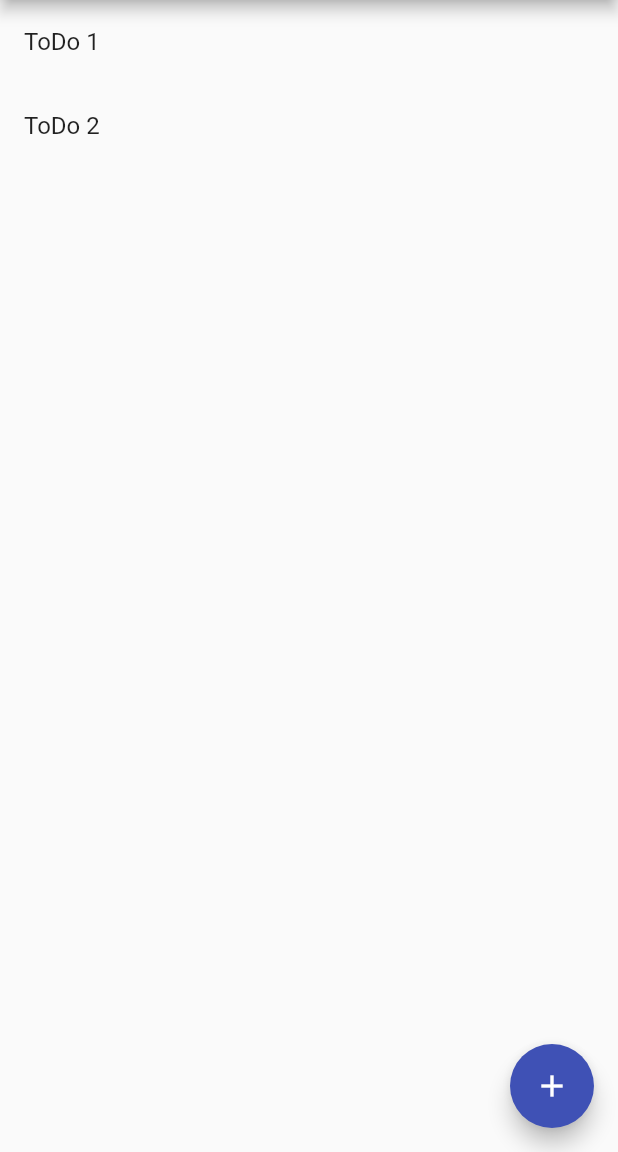
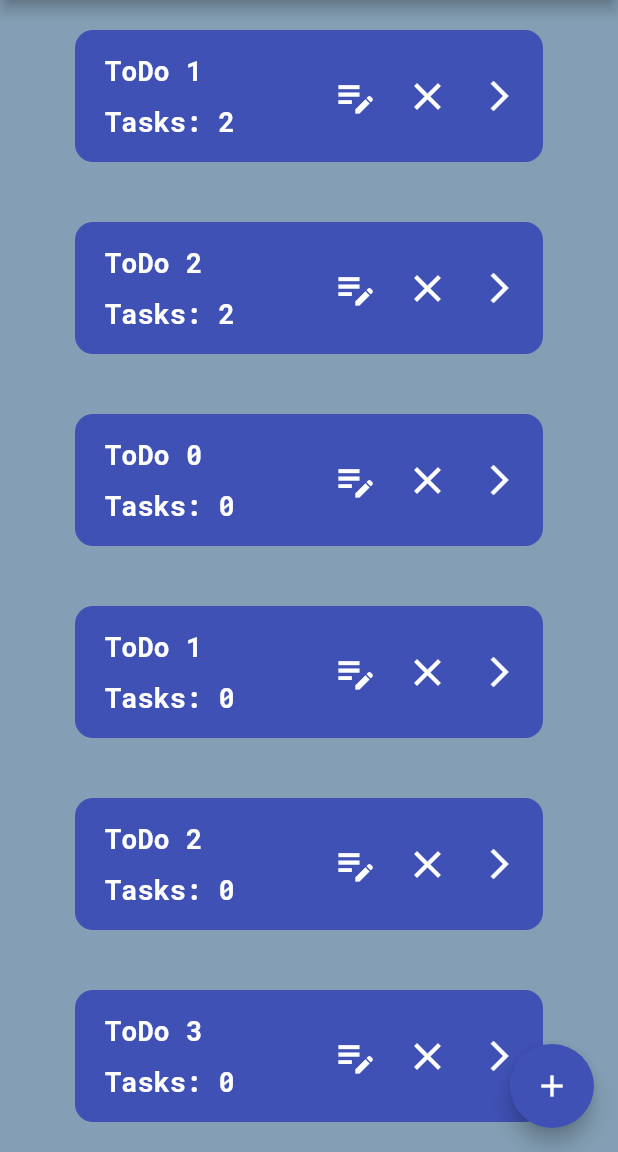
Before and after one commit to PeachyCad/thinGS, a Flutter app: the screen it shows after launch, on a phone screen of 412 x 824 dp, the part 84-1236 px from its top. Run offline on Flutter 3.47's test engine with Material 2 defaults, Android fonts, the phone set to English and light mode, and no system bars; our stand-ins replace flutter_riverpod.

Commit message:
Create workable home page

```diff
--- /dev/null
+++ b/things_todo_app/lib/components/edit_delete_buttons.dart
@@ -0,0 +1,37 @@
+import 'package:flutter/material.dart';
+import 'package:things_todo_app/pages/home_page.dart';
+
+class EditDeleteButtons extends StatelessWidget {
+  final Function() onPressedEdit;
+  final Function() onPressedDelete;
+
+  const EditDeleteButtons({
+    super.key,
+    required this.onPressedEdit,
+    required this.onPressedDelete,
+  });
+
+  @override
+  Widget build(BuildContext context) {
+    return Row(
+      children: [
+        IconButton(
+          icon: const Icon(
+            Icons.edit_note,
+            size: 30,
+          ),
+          color: Colors.white,
+          onPressed: () => onPressedEdit()
+        ),
+        IconButton(
+          icon: const Icon(
+            Icons.close,
+            size: 30,
+          ),
+          color: Colors.white,
+          onPressed: () =>  onPressedDelete()
+        ),
+      ],
+    );
+  }
+}
--- /dev/null
+++ b/things_todo_app/lib/components/task_listview.dart
@@ -0,0 +1,34 @@
+import 'package:flutter/material.dart';
+import 'package:flutter_riverpod/flutter_riverpod.dart';
+import 'package:things_todo_app/components/text_fragment.dart';
+import 'package:things_todo_app/models/task.dart';
+import 'package:things_todo_app/models/todo.dart';
+import 'package:things_todo_app/pages/home_page.dart';
+import 'package:things_todo_app/pages/todo_page.dart';
+
+class TaskListView extends ConsumerStatefulWidget  {
+  final List<Task> tasks;
+
+  const TaskListView({
+    required this.tasks,
+    super.key,
+  });
+
+  @override
+  ConsumerState<TaskListView> createState() => _TaskListViewState();
+}
+
+class _TaskListViewState extends ConsumerState<TaskListView> {
+
+  @override
+  Widget build(BuildContext context) {
+    return ListView.builder(
+      itemCount: widget.tasks.length,
+      itemBuilder: (context, index) => ListTile(
+        title: TextFragment(text: widget.tasks[index].name),
+        subtitle: TextFragment(text: widget.tasks[index].description)
+      ),
+      physics: const BouncingScrollPhysics(),
+    );
+  }
+}
--- /dev/null
+++ b/things_todo_app/lib/components/text_fragment.dart
@@ -0,0 +1,23 @@
+import 'package:flutter/material.dart';
+
+class TextFragment extends StatelessWidget {
+  final String text;
+
+  const TextFragment({
+    super.key,
+    required this.text,
+  });
+
+  @override
+  Widget build(BuildContext context) {
+    return Text(
+      text,
+      style: const TextStyle(
+        fontWeight: FontWeight.bold,
+        fontSize: 18,
+        color: Colors.white
+      ),
+      overflow: TextOverflow.ellipsis,
+    );
+  }
+}
--- a/things_todo_app/lib/components/todo_listview.dart
+++ b/things_todo_app/lib/components/todo_listview.dart
@@ -1,20 +1,113 @@
 import 'package:flutter/material.dart';
+import 'package:flutter_riverpod/flutter_riverpod.dart';
+import 'package:things_todo_app/components/text_fragment.dart';
 import 'package:things_todo_app/models/todo.dart';
+import 'package:things_todo_app/pages/home_page.dart';
+import 'package:things_todo_app/pages/todo_page.dart';
 
-class ToDoListView extends StatelessWidget {
+import 'edit_delete_buttons.dart';
+
+class ToDoListView extends ConsumerStatefulWidget  {
   final List<ToDo> todoList;
+  final newToDoNameController = TextEditingController();
 
-  const ToDoListView({
+  ToDoListView({
     required this.todoList,
     super.key,
   });
 
   @override
+  ConsumerState<ToDoListView> createState() => _ToDoListViewState();
+}
+
+class _ToDoListViewState extends ConsumerState<ToDoListView> {
+  void goToToDoList(String todoName, int todoIndex) {
+    Navigator.push(
+      context,
+      MaterialPageRoute(
+        builder: (context) => ToDoPage(todoName: todoName, todoIndex: todoIndex),
+      ),
+    );
+  }
+
+  @override
   Widget build(BuildContext context) {
     return ListView.builder(
-        itemCount: todoList.length,
-        itemBuilder: (context, index) => ListTile(
-              title: Text(todoList[index].name),
-            ));
+      itemCount: widget.todoList.length,
+      itemBuilder: (context, index) => Padding(
+        padding: const EdgeInsets.fromLTRB(50, 20, 50, 20),
+        child: Container(
+          padding: const EdgeInsets.fromLTRB(20, 15, 5, 15),
+          decoration: BoxDecoration(
+            color: Colors.indigo,
+            borderRadius: BorderRadius.circular(12)
+          ),
+          child: Row(
+            children: [
+              Expanded(
+                child: Column(
+                  crossAxisAlignment: CrossAxisAlignment.start,
+                  children: [
+                    TextFragment(text: widget.todoList[index].name),
+                    const SizedBox(height: 10),
+                    TextFragment(text: "Tasks: ${widget.todoList[index].tasks.length.toString()}"),
+                  ],
+                ),
+              ),
+              const SizedBox(width: 10),
+              EditDeleteButtons(
+                onPressedEdit: () {
+                    showDialog(
+                      context: context,
+                      builder: (context) => AlertDialog(
+                        title: const Text("Edit ToDo Name"),
+                        content: TextField(
+                          controller: widget.newToDoNameController,
+                          decoration: const InputDecoration(
+                                hintText: "ToDo Name"
+                          ),
+                        ),
+                        actions: [
+                          MaterialButton(
+                            onPressed: () {
+                              var newToDoName = widget.newToDoNameController.text;
+                              if(newToDoName.trim().isNotEmpty) ref.read(todoProvider).changeToDo(index, newToDoName);
+
+                              widget.newToDoNameController.clear();
+                              Navigator.pop(context);
+                            },
+                            child: const Text("Save"),
+                          ),
+                          MaterialButton(
+                            onPressed: () {
+                              widget.newToDoNameController.clear();
+                              Navigator.pop(context);
+                            },
+                            child: const Text("Cancel"),
+                          )
+                        ],
+                      ),
+                    );
+                },
+                onPressedDelete: () => ref.read(todoProvider).deleteToDo(index)
+              ),
+              IconButton(
+                icon: const Icon(
+                  Icons.arrow_forward_ios,
+                ),
+                color: Colors.white,
+                onPressed: () => goToToDoList(widget.todoList[index].name, index)
+              ),
+            ],
+          ),
+        ),
+      ),
+      physics: const BouncingScrollPhysics(),
+    );
+  }
+  @override
+  void dispose() {
+    widget.newToDoNameController.dispose();
+    super.dispose();
   }
 }
--- a/things_todo_app/lib/models/task.dart
+++ b/things_todo_app/lib/models/task.dart
@@ -1,6 +1,6 @@
 class Task {
-  final String name;
-  final String description;
+  String name;
+  String description;
   bool isCompleted;
 
   Task({
--- a/things_todo_app/lib/models/todo.dart
+++ b/things_todo_app/lib/models/todo.dart
@@ -1,8 +1,8 @@
 import 'task.dart';
 
 class ToDo {
-  final String name;
-  final List<Task> tasks;
+  String name;
+  List<Task> tasks;
 
   ToDo({required this.name, required this.tasks});
 }
--- a/things_todo_app/lib/pages/home_page.dart
+++ b/things_todo_app/lib/pages/home_page.dart
@@ -6,12 +6,17 @@
 
 final todoProvider = ChangeNotifierProvider((ref) => ToDoData());
 
-class HomePage extends ConsumerWidget {
+class HomePage extends ConsumerStatefulWidget {
   HomePage({super.key});
   final newToDoNameController = TextEditingController();
 
   @override
-  Widget build(BuildContext context, WidgetRef ref) {
+  ConsumerState<HomePage> createState() => _HomePageState();
+}
+
+class _HomePageState extends ConsumerState<HomePage> {
+  @override
+  Widget build(BuildContext context) {
     List<ToDo> todoList = ref.watch(todoProvider).todoList;
 
     return Scaffold(
@@ -21,7 +26,6 @@
           "thinGS",
           style: TextStyle(fontFamily: 'RobotoMono'),
         ),
-        backgroundColor: Colors.indigo,
       ),
       floatingActionButton: FloatingActionButton(
         onPressed: () {
@@ -30,22 +34,25 @@
             builder: (context) => AlertDialog(
               title: const Text("Create New ToDo"),
               content: TextField(
-                controller: newToDoNameController,
+                controller: widget.newToDoNameController,
+                decoration: const InputDecoration(
+                      hintText: "ToDo Name"
+                ),
               ),
               actions: [
                 MaterialButton(
                   onPressed: () {
-                    var newToDoName = newToDoNameController.text;
-                    ref.read(todoProvider).addToDo(newToDoName);
+                    var newToDoName = widget.newToDoNameController.text;
+                    if(newToDoName.trim().isNotEmpty) ref.read(todoProvider).addToDo(newToDoName);
 
-                    newToDoNameController.clear();
+                    widget.newToDoNameController.clear();
                     Navigator.pop(context);
                   },
                   child: const Text("Save"),
                 ),
                 MaterialButton(
                   onPressed: () {
-                    newToDoNameController.clear();
+                    widget.newToDoNameController.clear();
                     Navigator.pop(context);
                   },
                   child: const Text("Cancel"),
@@ -54,7 +61,6 @@
             ),
           );
         },
-        backgroundColor: Colors.indigo,
         child: const Icon(Icons.add),
       ),
       body: Center(
@@ -64,4 +70,10 @@
       ),
     );
   }
+
+  @override
+  void dispose() {
+    widget.newToDoNameController.dispose();
+    super.dispose();
+  }
 }
--- a/things_todo_app/pubspec.yaml
+++ b/things_todo_app/pubspec.yaml
@@ -9,9 +9,10 @@
 dependencies:
   flutter:
     sdk: flutter
-
   cupertino_icons: ^1.0.5
   flutter_riverpod: ^2.2.0
+  hive: ^2.2.3
+  hive_flutter: ^1.1.0
 
 dev_dependencies:
   flutter_test:
```
Also changed, not shown: things_todo_app/lib/data/todo_data.dart (+47 -15 lines), things_todo_app/lib/main.dart (+8 -3 lines), things_todo_app/lib/pages/todo_page.dart (added, +83 -0 lines), things_todo_app/pubspec.lock, 1 other file.
